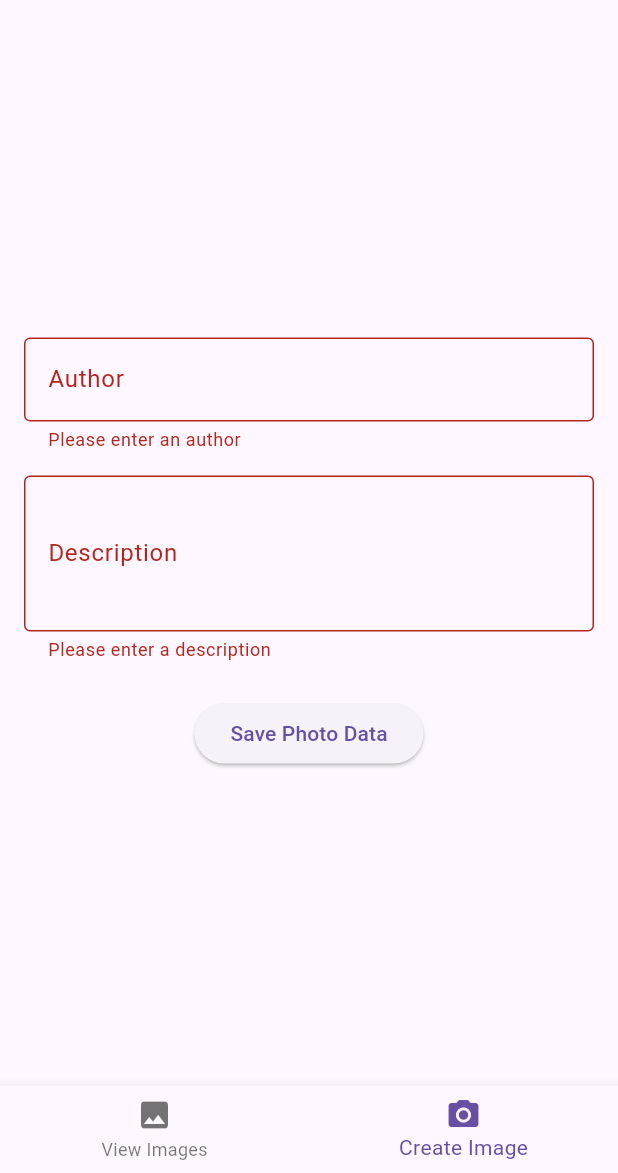
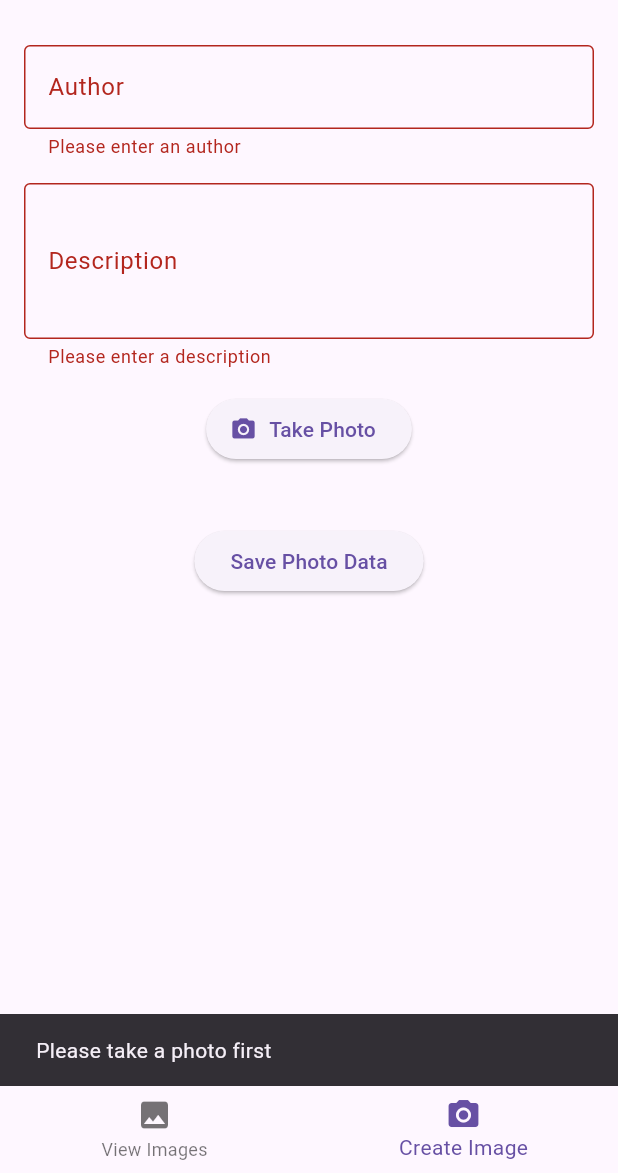
Before and after one commit to Dfvgdev111/Flutter-Home-Assignment, a Flutter app: the screen it shows after launch, item 2 of the bottom bar chosen, after a tap on "Save Photo Data", on a phone screen of 412 x 824 dp, the part 63-1236 px from its top. Run offline on Flutter 3.47's test engine with Material 3 defaults, Android fonts, the phone set to English and light mode, and no system bars; our stand-ins replace image_picker.

Commit message:
Added Photo Functionality

```diff
--- a/lib/main.dart
+++ b/lib/main.dart
@@ -1,7 +1,7 @@
 import 'dart:io';
 import 'package:flutter/material.dart';
-import 'package:homeassignment/services/create_image_page.dart';
-import 'package:homeassignment/services/view_image_page.dart';
+import 'package:homeassignment/screens/create_image_page.dart';
+import 'package:homeassignment/screens/view_image_page.dart';
 import 'models/photo_model.dart';
 import 'widgets/photo_card.dart';
 import 'widgets/rating_widget.dart';
@@ -33,7 +33,6 @@ class MyHomePage extends StatefulWidget {
 class _MyHomePageState extends State<MyHomePage> {
   int _currentIndex = 0;
 
-  // Pages for the navbar
   final List<Widget> _pages = [const ViewImagesPage(), const CreateImagePage()];
 
   @override
--- a/lib/services/create_image_page.dart
+++ b/lib/screens/create_image_page.dart
@@ -1,5 +1,7 @@
+import 'dart:io';
 import 'package:flutter/material.dart';
 import '../models/photo_model.dart';
+import '../services/photo_service.dart';
 
 class CreateImagePage extends StatefulWidget {
   const CreateImagePage({super.key});
@@ -12,26 +14,41 @@ class _CreateImagePageState extends State<CreateImagePage> {
   final _formKey = GlobalKey<FormState>();
   final TextEditingController _authorController = TextEditingController();
   final TextEditingController _descriptionController = TextEditingController();
+  final PhotoService _photoService = PhotoService();
 
-  void _submitForm() {
-    if (_formKey.currentState!.validate()) {
-      Photo newPhoto = Photo(
-        path: '',
-        author: _authorController.text,
-        description: _descriptionController.text,
-        rating: 0,
-      );
+  File? _imageFile;
 
-      //TODO Have to implement a service to for saving
-      print(
-        'Photo ready to save: Author=${newPhoto.author}, Description=${newPhoto.description}',
+  //TODO save Images and Save Details
+
+  void _pickImage() async {
+    File? photo = await _photoService.takePhoto();
+    if (photo != null) {
+      setState(() {
+        _imageFile = photo;
+      });
+    }
+  }
+
+  void _submitForm() async {
+    if (_formKey.currentState!.validate() && _imageFile != null) {
+      await _photoService.savePhoto(
+        _imageFile!,
+        _authorController.text,
+        _descriptionController.text,
       );
 
       _authorController.clear();
       _descriptionController.clear();
+      setState(() {
+        _imageFile = null;
+      });
 
+      ScaffoldMessenger.of(
+        context,
+      ).showSnackBar(const SnackBar(content: Text('Photo saved!')));
+    } else if (_imageFile == null) {
       ScaffoldMessenger.of(context).showSnackBar(
-        const SnackBar(content: Text('Photo data saved (image pending)')),
+        const SnackBar(content: Text('Please take a photo first')),
       );
     }
   }
@@ -43,7 +60,6 @@ class _CreateImagePageState extends State<CreateImagePage> {
       child: Form(
         key: _formKey,
         child: Column(
-          mainAxisAlignment: MainAxisAlignment.center,
           children: [
             TextFormField(
               controller: _authorController,
@@ -56,7 +72,6 @@ class _CreateImagePageState extends State<CreateImagePage> {
                   : null,
             ),
             const SizedBox(height: 16),
-
             TextFormField(
               controller: _descriptionController,
               decoration: const InputDecoration(
@@ -68,9 +83,21 @@ class _CreateImagePageState extends State<CreateImagePage> {
                   ? 'Please enter a description'
                   : null,
             ),
-
+            const SizedBox(height: 16),
+            ElevatedButton.icon(
+              icon: const Icon(Icons.camera_alt),
+              label: const Text('Take Photo'),
+              onPressed: _pickImage,
+            ),
+            const SizedBox(height: 16),
+            if (_imageFile != null)
+              Image.file(
+                _imageFile!,
+                width: 200,
+                height: 200,
+                fit: BoxFit.cover,
+              ),
             const SizedBox(height: 24),
-
             ElevatedButton(
               onPressed: _submitForm,
               child: const Text('Save Photo Data'),
--- /dev/null
+++ b/lib/services/photo_service.dart
@@ -0,0 +1,24 @@
+import 'dart:io';
+import 'package:image_picker/image_picker.dart';
+
+class PhotoService {
+  final ImagePicker _picker = ImagePicker();
+
+  Future<File?> takePhoto() async {
+    try {
+      final XFile? photo = await _picker.pickImage(source: ImageSource.camera);
+      if (photo != null) {
+        return File(photo.path);
+      }
+    } catch (e) {
+      print('Error picking image: $e');
+    }
+    return null;
+  }
+
+  Future<void> savePhoto(File photo, String author, String description) async {
+    print(
+      'Saving photo: ${photo.path}, Author: $author, Description: $description',
+    );
+  }
+}
--- a/pubspec.yaml
+++ b/pubspec.yaml
@@ -34,6 +34,7 @@ dependencies:
   # The following adds the Cupertino Icons font to your application.
   # Use with the CupertinoIcons class for iOS style icons.
   cupertino_icons: ^1.0.8
+  image_picker: ^1.2.1
 
 dev_dependencies:
   flutter_test:
```
Also changed, not shown: lib/screens/view_image_page.dart (renamed from lib/services/view_image_page.dart), pubspec.lock, 3 other files.
